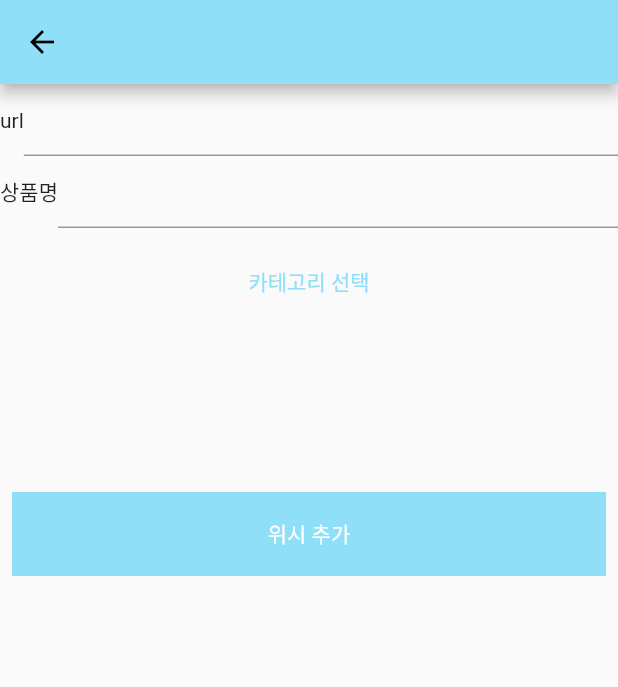
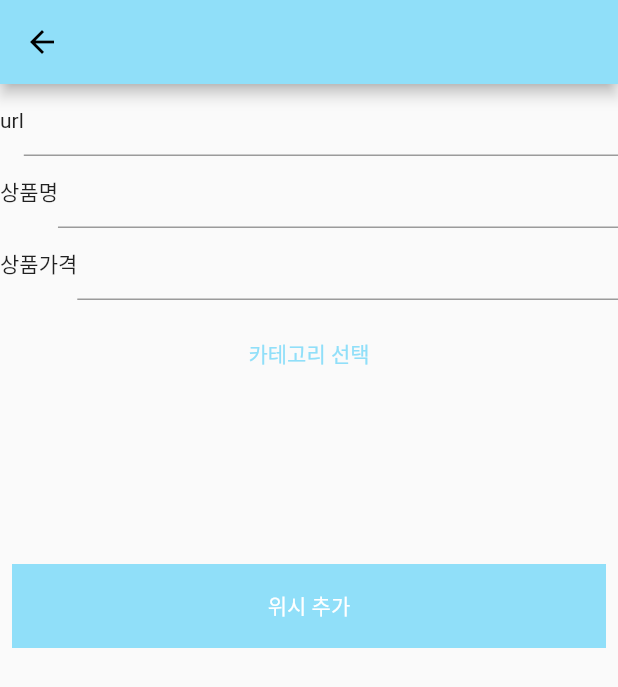
Before and after one commit to sleepybee-dev/wewish, a Flutter app: the WishSettingPage screen opened by its route, after a tap on "위시 추가", on a phone screen of 412 x 824 dp. Shown: the top 687 px of the screen. Run offline on Flutter 3.47's test engine with Material 2 defaults, Android fonts, the light colour scheme and no system bars; our stand-ins replace cloud_firestore, csv, firebase_core, logger; missing offline and left inert: cp949_dart; accounts and stored records are empty; network calls fail; key blocks and very long unbroken strings in the code were emptied for the run.

Commit message:
Feat: 공유 시트에서 Add 페이지로 연결

```diff
--- a/lib/page/page_wish_setting.dart
+++ b/lib/page/page_wish_setting.dart
@@ -12,19 +12,27 @@ import 'package:wewish/util/category_parser.dart';
 
 class WishSettingPage extends StatefulWidget {
   // WishItem? wishItem;
+  String? url;
 
-  WishSettingPage({Key? key}) : super(key: key);
+  WishSettingPage({Key? key, this.url}) : super(key: key);
 
   @override
   State<WishSettingPage> createState() => _WishSettingPageState();
 }
 
 class _WishSettingPageState extends State<WishSettingPage> with WidgetsBindingObserver{
+  final TextEditingController _urlEditingController = TextEditingController();
   final TextEditingController _nameEditingController = TextEditingController();
-  final TextEditingController _urlEditingController = TextEditingController();
+  final TextEditingController _priceEditingController = TextEditingController();
 
   late RegistryProvider _registryProvider;
   final GlobalKey _scaffoldKey = GlobalKey();
+
+  final CategoryItem _curCategoryItem = CategoryItem();
+  Map<String, List<String>>? _curCategoryMap;
+  String _curProductName = '';
+  int _curPrice = 0;
+
 
   @override
   void didChangeDependencies() {
@@ -37,6 +45,9 @@ class _WishSettingPageState extends State<WishSettingPage> with WidgetsBindingOb
     super.initState();
     _doCheckClipboard();
     WidgetsBinding.instance.addObserver(this);
+    if (widget.url != null) {
+      _urlEditingController.text = widget.url!;
+    }
   }
 
   @override
@@ -51,25 +62,22 @@ class _WishSettingPageState extends State<WishSettingPage> with WidgetsBindingOb
   @override
   Widget build(BuildContext context) {
     return SafeArea(
-        child: Scaffold(appBar: AppBar(title: Text('')), body: _buildBody()));
+        child: Scaffold(appBar: AppBar(title: const Text('')), body: _buildBody()));
   }
-
-  final CategoryItem _curCategoryItem = CategoryItem();
-  Map<String, List<String>>? _curCategoryMap;
 
   Widget _buildBody() {
     return Stack(children: [
       _onLoading
           ? Center(
               child: Container(
-              child: CircularProgressIndicator(),
+              child: const CircularProgressIndicator(),
             ))
           : Container(),
       Column(
         children: [
           Row(
             children: [
-              Text('url'),
+              const Text('url'),
               Expanded(
                   child: TextField(
                 controller: _urlEditingController,
@@ -77,9 +85,15 @@ class _WishSettingPageState extends State<WishSettingPage> with WidgetsBindingOb
             ],
           ),
           Row(
-            children: [Text('상품명'), Expanded(child: TextField(
+            children: [const Text('상품명'), Expanded(child: TextField(
               controller: _nameEditingController,
 
+            ))],
+          ),
+          Row(
+            children: [const Text('상품가격'), Expanded(child: TextField(
+              keyboardType: const TextInputType.numberWithOptions(),
+              controller: _priceEditingController,
             ))],
           ),
           TextButton(
@@ -226,8 +240,8 @@ class _WishSettingPageState extends State<WishSettingPage> with WidgetsBindingOb
     WishItem wishItem = WishItem()
       ..createdDate = DateTime.now()
       ..modifiedDate = DateTime.now()
-      ..name = ''
-      ..price = 200
+      ..name = _nameEditingController.text
+      ..price = _priceEditingController.text as int
       ..url = _urlEditingController.text
       ..category = categoryItem;
 
--- a/lib/provider/provider_bottom_nav.dart
+++ b/lib/provider/provider_bottom_nav.dart
@@ -1,7 +1,7 @@
 import 'package:flutter/cupertino.dart';
 
 class NavigationProvider extends ChangeNotifier{
-  int _index = 0;
+  int _index = 1;
   int get currentPage => _index;
 
   updateCurrentPage(int index) {
--- a/lib/router.dart
+++ b/lib/router.dart
@@ -19,6 +19,9 @@ Route<dynamic> generateRoute(RouteSettings settings) {
     case settingsPage:
       return MaterialPageRoute(builder: (context) => const SettingsPage());
     case wishSettingPage:
+      if (settings.arguments != null && settings.arguments is String) {
+        return MaterialPageRoute(builder: (context) => WishSettingPage(url: settings.arguments as String));
+      }
       return MaterialPageRoute(builder: (context) => WishSettingPage());
     default:
       return MaterialPageRoute(builder: (context) => Home());
--- a/pubspec.yaml
+++ b/pubspec.yaml
@@ -31,6 +31,7 @@ dependencies:
   flutter:
     sdk: flutter
 
+  dynamic_color: ^1.5.4
   cupertino_icons: ^1.0.2
   provider: ^6.0.5
   logger: ^1.1.0
```
Also changed, not shown: lib/main.dart (+6 -5 lines), lib/page/page_home.dart (+34 -8 lines), 2 other files.
